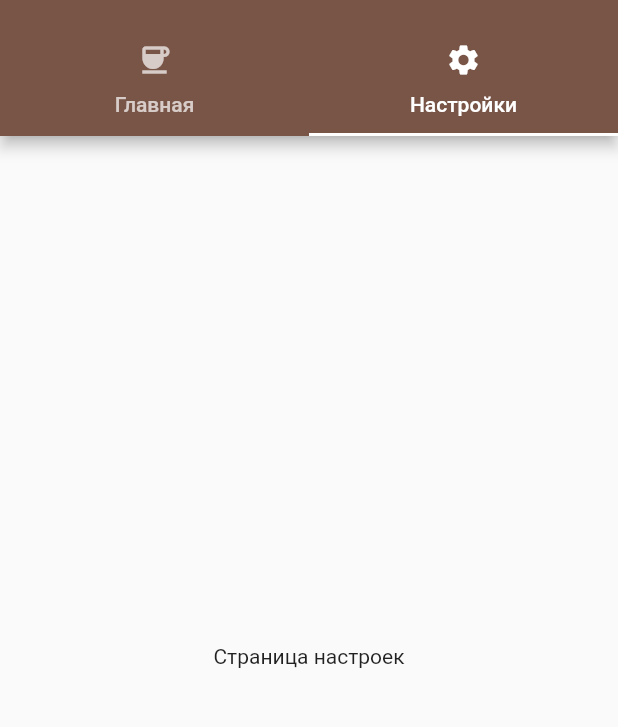
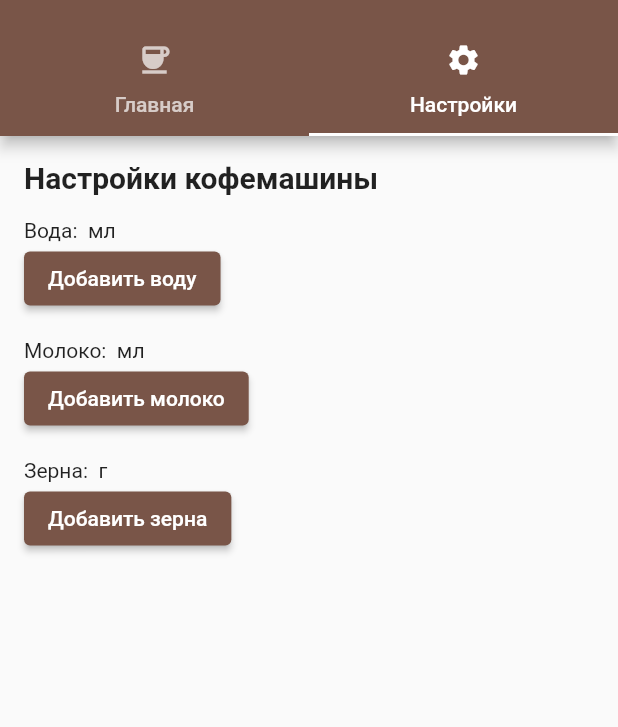
Before and after one commit to Kaparz/BI2102_Svintsov, a Flutter app: the screen it shows after launch, tab 2 chosen, on a phone screen of 412 x 824 dp, the part 59-786 px from its top. Run offline on Flutter 3.47's test engine with Material 2 defaults, Android fonts, the phone set to English and light mode, and no system bars.

Commit message:
Update settings_page.dart

```diff
--- a/lab12/lib/pages/settings_page.dart
+++ b/lab12/lib/pages/settings_page.dart
@@ -1,10 +1,39 @@
 import 'package:flutter/material.dart';
+import '../coffee_machine_state.dart';
 
 class SettingsPage extends StatelessWidget {
-  const SettingsPage({super.key});
+  final CoffeeMachineState coffeeMachineState;
+
+  const SettingsPage({super.key, required this.coffeeMachineState});
 
   @override
   Widget build(BuildContext context) {
-    return const Center(child: Text('Страница настроек'));
+    return Padding(
+      padding: const EdgeInsets.all(16.0),
+      child: Column(
+        crossAxisAlignment: CrossAxisAlignment.start,
+        children: [
+          const Text(
+            'Настройки кофемашины',
+            style: TextStyle(fontSize: 20, fontWeight: FontWeight.bold),
+          ),
+          const SizedBox(height: 16),
+          Text('Вода: ${coffeeMachineState.water} мл'),
+          ElevatedButton(onPressed: () {
+            coffeeMachineState.addWater();
+          }, child: const Text('Добавить воду')),
+          const SizedBox(height: 16),
+          Text('Молоко: ${coffeeMachineState.milk} мл'),
+          ElevatedButton(onPressed: () {
+            coffeeMachineState.addMilk();
+          }, child: const Text('Добавить молоко')),
+          const SizedBox(height: 16),
+          Text('Зерна: ${coffeeMachineState.beans} г'),
+          ElevatedButton(onPressed: () {
+            coffeeMachineState.addBeans();
+          }, child: const Text('Добавить зерна')),
+        ],
+      ),
+    );
   }
 }
```
